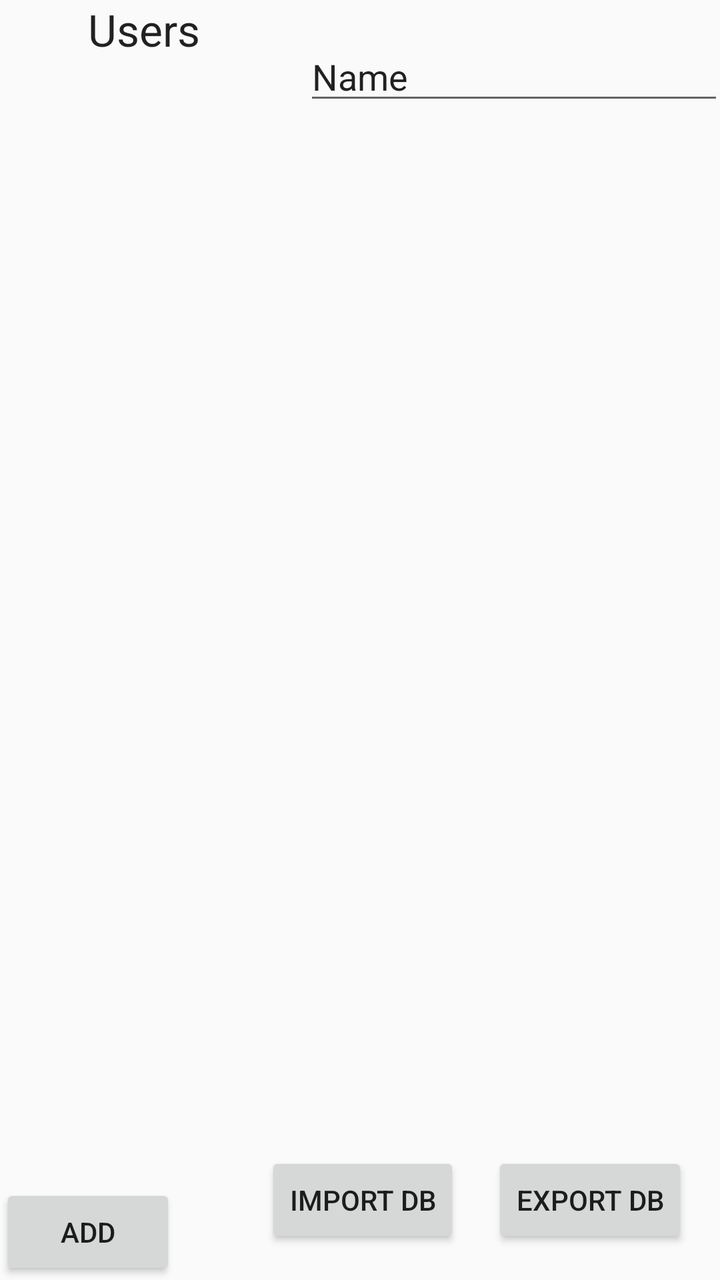
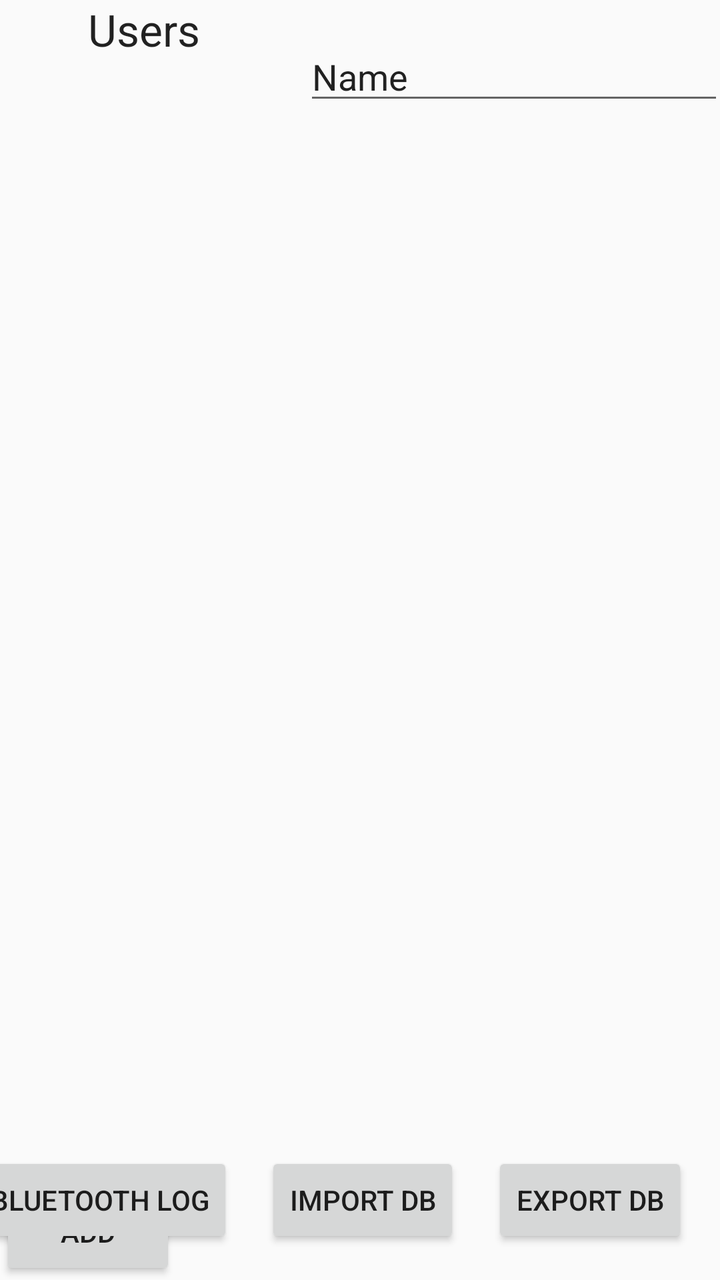

Two renders of the same Android screen: before a commit and after it. Below are the layout's source before the change and the commit's diff.
<!-- AndroidManifest.xml: application theme AppTheme -->
<!-- res/layout/fragment_settings.xml -->
<?xml version="1.0" encoding="utf-8"?>
<androidx.constraintlayout.widget.ConstraintLayout xmlns:android="http://schemas.android.com/apk/res/android"
    xmlns:app="http://schemas.android.com/apk/res-auto"
    xmlns:tools="http://schemas.android.com/tools"
    android:layout_width="match_parent"
    android:layout_height="match_parent">

    <androidx.constraintlayout.widget.Guideline
        android:id="@+id/guideline"
        android:layout_width="wrap_content"
        android:layout_height="wrap_content"
        android:orientation="vertical"
        app:layout_constraintGuide_percent="0.4" />

    <TextView
        android:id="@+id/textView14"
        android:layout_width="wrap_content"
        android:layout_height="wrap_content"
        android:text="@string/users"
        android:textAppearance="@style/TextAppearance.AppCompat.Large"
        app:layout_constraintEnd_toStartOf="@+id/guideline"
        app:layout_constraintStart_toStartOf="parent"
        app:layout_constraintTop_toTopOf="parent" />

    <androidx.recyclerview.widget.RecyclerView
        android:id="@+id/usersSettingsRV"
        android:layout_width="0dp"
        android:layout_height="0dp"
        app:layout_constraintBottom_toTopOf="@+id/addUserBtn"
        app:layout_constraintEnd_toStartOf="@+id/guideline"
        app:layout_constraintStart_toStartOf="parent"
        app:layout_constraintTop_toBottomOf="@+id/textView14">

    </androidx.recyclerview.widget.RecyclerView>

    <Button
        android:id="@+id/addUserBtn"
        android:layout_width="wrap_content"
        android:layout_height="wrap_content"
        android:text="ADD"
        app:layout_constraintBottom_toBottomOf="parent"
        app:layout_constraintStart_toStartOf="parent" />

    <EditText
        android:id="@+id/UsernameSettingEditText"
        android:layout_width="wrap_content"
        android:layout_height="wrap_content"
        android:layout_marginStart="8dp"
        android:layout_marginTop="16dp"
        android:ems="10"
        android:inputType="textPersonName"
        android:text="Name"
        app:layout_constraintStart_toStartOf="@+id/guideline"
        app:layout_constraintTop_toTopOf="parent" />

    <Button
        android:id="@+id/exportDbBtn"
        android:layout_width="wrap_content"
        android:layout_height="wrap_content"
        android:layout_marginEnd="16dp"
        android:layout_marginBottom="16dp"
        android:text="@string/export_db"
        app:layout_constraintBottom_toBottomOf="parent"
        app:layout_constraintEnd_toEndOf="parent" />

    <Button
        android:id="@+id/importDbBtn"
        android:layout_width="wrap_content"
        android:layout_height="wrap_content"
        android:layout_marginEnd="16dp"
        android:layout_marginBottom="16dp"
        android:text="@string/import_db"
        app:layout_constraintBottom_toBottomOf="parent"
        app:layout_constraintEnd_toStartOf="@+id/exportDbBtn" />

</androidx.constraintlayout.widget.ConstraintLayout>
<!-- resources referenced by this layout -->
<resources>
  <string name="export_db">export DB</string>
  <string name="import_db">import DB</string>
  <string name="users">Users</string>
  <style name="AppTheme" parent="Theme.AppCompat.Light.DarkActionBar">
          
          <item name="colorPrimary">@color/colorPrimary</item>
          <item name="colorPrimaryDark">@color/colorPrimaryDark</item>
          <item name="colorAccent">@color/colorAccent</item>
      </style>
  <color name="colorPrimary">#008577</color>
  <color name="colorPrimaryDark">#00574B</color>
  <color name="colorAccent">#D81B60</color>
</resources>

<!-- the commit's change to res/layout/fragment_settings.xml (unified diff, before → after) -->
@@ -73,4 +73,14 @@
         app:layout_constraintBottom_toBottomOf="parent"
         app:layout_constraintEnd_toStartOf="@+id/exportDbBtn" />
 
+    <Button
+        android:id="@+id/btLogBtn"
+        android:layout_width="wrap_content"
+        android:layout_height="wrap_content"
+        android:layout_marginEnd="16dp"
+        android:layout_marginBottom="16dp"
+        android:text="Bluetooth log"
+        app:layout_constraintBottom_toBottomOf="parent"
+        app:layout_constraintEnd_toStartOf="@+id/importDbBtn" />
+
 </androidx.constraintlayout.widget.ConstraintLayout>
